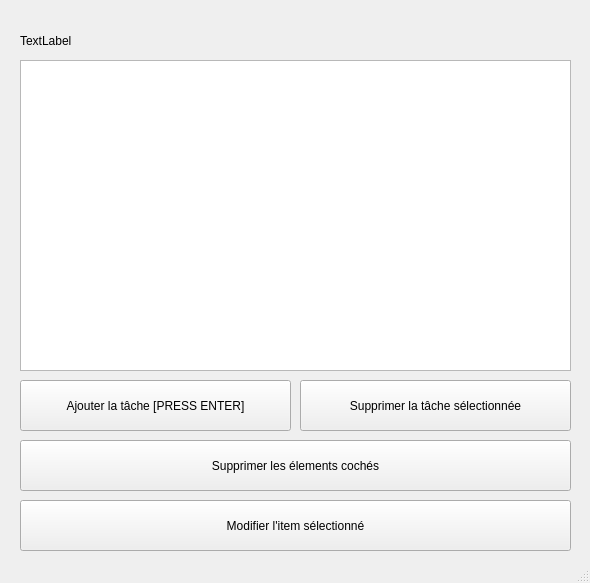
Above: mainwindow.ui from BilelBOUHEDDA/TODOList before the change. Below: the same form after it.
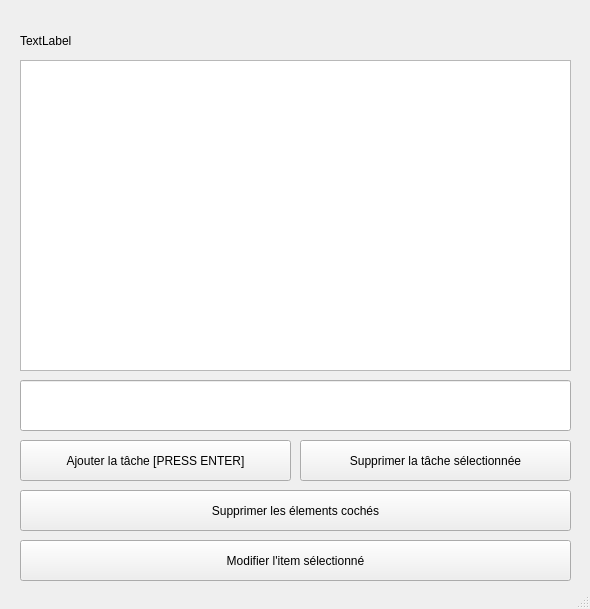
That is the form after the change.

Commit message: add LineEdit to write task

Diff of the .ui file:
```diff
--- a/mainwindow.ui
+++ b/mainwindow.ui
@@ -7,7 +7,7 @@
     <x>0</x>
     <y>0</y>
     <width>590</width>
-    <height>583</height>
+    <height>609</height>
    </rect>
   </property>
   <property name="windowTitle">
@@ -41,9 +41,9 @@
     <property name="geometry">
      <rect>
       <x>20</x>
-      <y>380</y>
+      <y>440</y>
       <width>271</width>
-      <height>51</height>
+      <height>41</height>
      </rect>
     </property>
     <property name="text">
@@ -54,9 +54,9 @@
     <property name="geometry">
      <rect>
       <x>300</x>
-      <y>380</y>
+      <y>440</y>
       <width>271</width>
-      <height>51</height>
+      <height>41</height>
      </rect>
     </property>
     <property name="text">
@@ -67,9 +67,9 @@
     <property name="geometry">
      <rect>
       <x>20</x>
-      <y>440</y>
+      <y>490</y>
       <width>551</width>
-      <height>51</height>
+      <height>41</height>
      </rect>
     </property>
     <property name="text">
@@ -80,15 +80,25 @@
     <property name="geometry">
      <rect>
       <x>20</x>
-      <y>500</y>
+      <y>540</y>
       <width>551</width>
-      <height>51</height>
+      <height>41</height>
      </rect>
     </property>
     <property name="text">
      <string>Modifier l'item sélectionné</string>
     </property>
    </widget>
+   <widget class="QLineEdit" name="lineEdit">
+    <property name="geometry">
+     <rect>
+      <x>20</x>
+      <y>380</y>
+      <width>551</width>
+      <height>51</height>
+     </rect>
+    </property>
+   </widget>
   </widget>
   <widget class="QStatusBar" name="statusbar"/>
  </widget>
```
